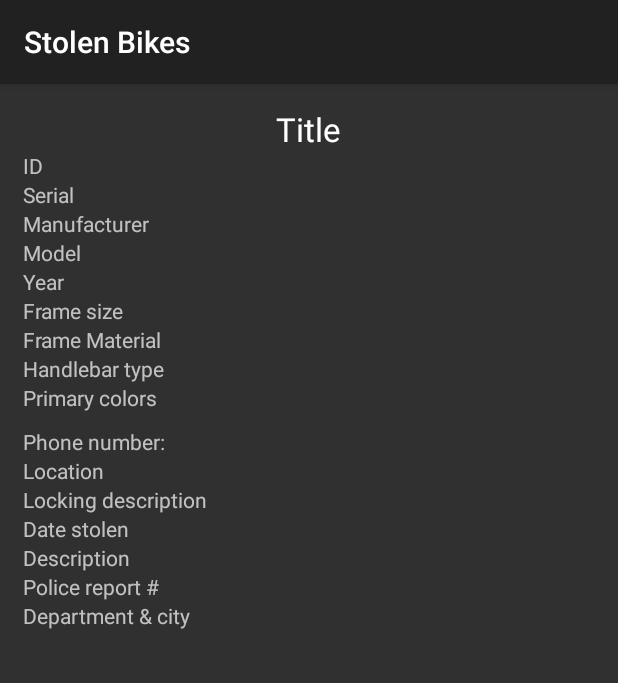
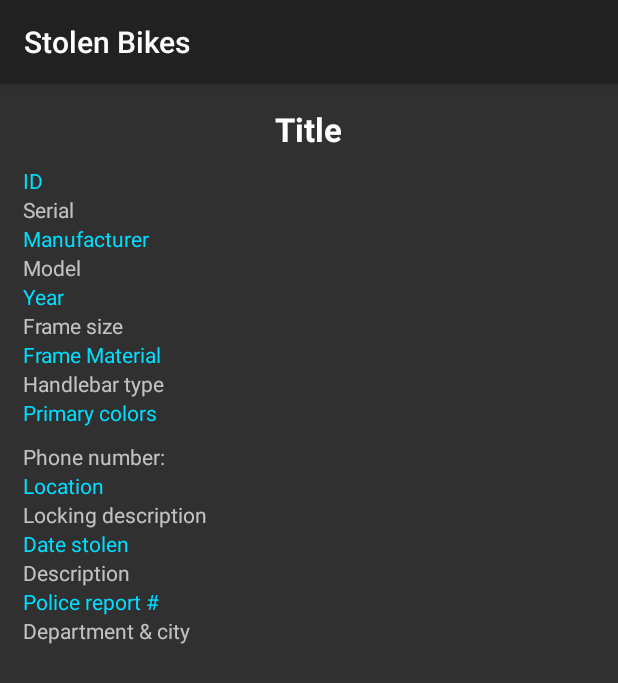
Before and after one commit to reymatias/Moonlight, an Android app: the DetailActivity screen opened directly, with no data from a screen before it, on a phone screen of 412 x 824 dp. Shown: the top 683 px of the screen. Run offline under Robolectric (Android 15) with nearby library versions, the phone set to English and light mode, and no system bars; our stand-ins replace ButterKnife, Picasso; pictures from the network do not load; 4 statements that could not run were skipped.

Commit message:
Made changes with the menu display and detail activity display

```diff
--- a/Android/Moonlight_Android/app/src/main/res/layout/activity_detail.xml
+++ b/Android/Moonlight_Android/app/src/main/res/layout/activity_detail.xml
@@ -16,7 +16,8 @@
             android:orientation="vertical"
             android:layout_marginLeft="15dp"
             android:layout_marginRight="15dp"
-            android:layout_margin="15dp">
+            android:layout_margin="15dp"
+            android:layout_marginBottom="10dp">
 
             <TextView
                 android:layout_width="wrap_content"
@@ -26,7 +27,10 @@
                 android:text="Title"
                 android:id="@+id/Title"
                 android:layout_height="wrap_content"
-                android:layout_gravity="center_horizontal" />
+                android:layout_gravity="center_horizontal"
+                android:textColor="@android:color/background_light"
+                android:textStyle="bold"
+                android:layout_marginTop="0dp" />
 
             <TextView
                 android:layout_width="wrap_content"
@@ -34,7 +38,9 @@
                 android:layout_weight="1"
                 android:text="ID"
                 android:id="@+id/ID"
-                android:layout_height="0dp" />
+                android:layout_height="0dp"
+                android:textColor="@android:color/holo_blue_bright"
+                android:layout_marginTop="10dp" />
 
             <TextView
                 android:layout_width="wrap_content"
@@ -50,7 +56,8 @@
                 android:layout_weight="1"
                 android:text="Manufacturer"
                 android:id="@+id/Manufacturer"
-                android:layout_height="0dp" />
+                android:layout_height="0dp"
+                android:textColor="@android:color/holo_blue_bright" />
 
             <TextView
                 android:layout_width="wrap_content"
@@ -66,7 +73,8 @@
                 android:layout_weight="1"
                 android:text="Year"
                 android:id="@+id/Year"
-                android:layout_height="0dp" />
+                android:layout_height="0dp"
+                android:textColor="@android:color/holo_blue_bright" />
 
             <TextView
                 android:layout_width="wrap_content"
@@ -82,7 +90,8 @@
                 android:layout_weight="1"
                 android:text="Frame Material"
                 android:id="@+id/Frame_Material"
-                android:layout_height="0dp" />
+                android:layout_height="0dp"
+                android:textColor="@android:color/holo_blue_bright" />
 
             <TextView
                 android:layout_width="wrap_content"
@@ -99,7 +108,8 @@
                 android:layout_weight="1"
                 android:text="Primary colors"
                 android:id="@+id/Primary_colors"
-                android:layout_height="0dp" />
+                android:layout_height="0dp"
+                android:textColor="@android:color/holo_blue_bright" />
 
             <TextView
                 android:layout_width="wrap_content"
@@ -115,7 +125,8 @@
                 android:layout_weight="1"
                 android:text="Location"
                 android:id="@+id/Location"
-                android:layout_height="0dp" />
+                android:layout_height="0dp"
+                android:textColor="@android:color/holo_blue_bright" />
 
             <TextView
                 android:layout_width="wrap_content"
@@ -139,7 +150,8 @@
                 android:layout_weight="1"
                 android:text="Date stolen"
                 android:id="@+id/Date_stolen"
-                android:layout_height="0dp" />
+                android:layout_height="0dp"
+                android:textColor="@android:color/holo_blue_bright" />
 
             <TextView
                 android:layout_width="wrap_content"
@@ -155,7 +167,8 @@
                 android:layout_weight="1"
                 android:text="Police report #"
                 android:id="@+id/Police_report"
-                android:layout_height="0dp" />
+                android:layout_height="0dp"
+                android:textColor="@android:color/holo_blue_bright" />
 
             <TextView
                 android:layout_width="wrap_content"
@@ -163,7 +176,8 @@
                 android:layout_weight="1"
                 android:text="Department &amp; city"
                 android:id="@+id/Department_city"
-                android:layout_height="0dp" />
+                android:layout_height="0dp"
+                android:layout_marginBottom="10dp" />
 
             <ImageView
                 android:layout_marginTop="10dp"
--- a/Android/Moonlight_Android/app/src/main/res/layout/list_item.xml
+++ b/Android/Moonlight_Android/app/src/main/res/layout/list_item.xml
@@ -15,7 +15,7 @@
         android:layout_height="wrap_content"
         android:paddingBottom="2dip"
         android:paddingTop="6dip"
-        android:textColor="#43bd00"
+        android:textColor="@android:color/holo_blue_bright"
         android:textSize="16sp"
         android:text="Name of Bike: "
         android:textStyle="bold" />
```
Also changed, not shown: Android/Moonlight_Android/app/src/main/java/helios/moonlight_android/MainActivity.java (+12 -12 lines), Android/Moonlight_Android/app/src/main/java/helios/moonlight_android/MapsActivity.java (+8 -1 lines), Android/Moonlight_Android/app/src/main/java/helios/moonlight_android/MenuActivity.java (+1 -8 lines), Android/Moonlight_Android/app/src/main/res/layout/activity_menu.xml (+8 -17 lines), 1 other file.
